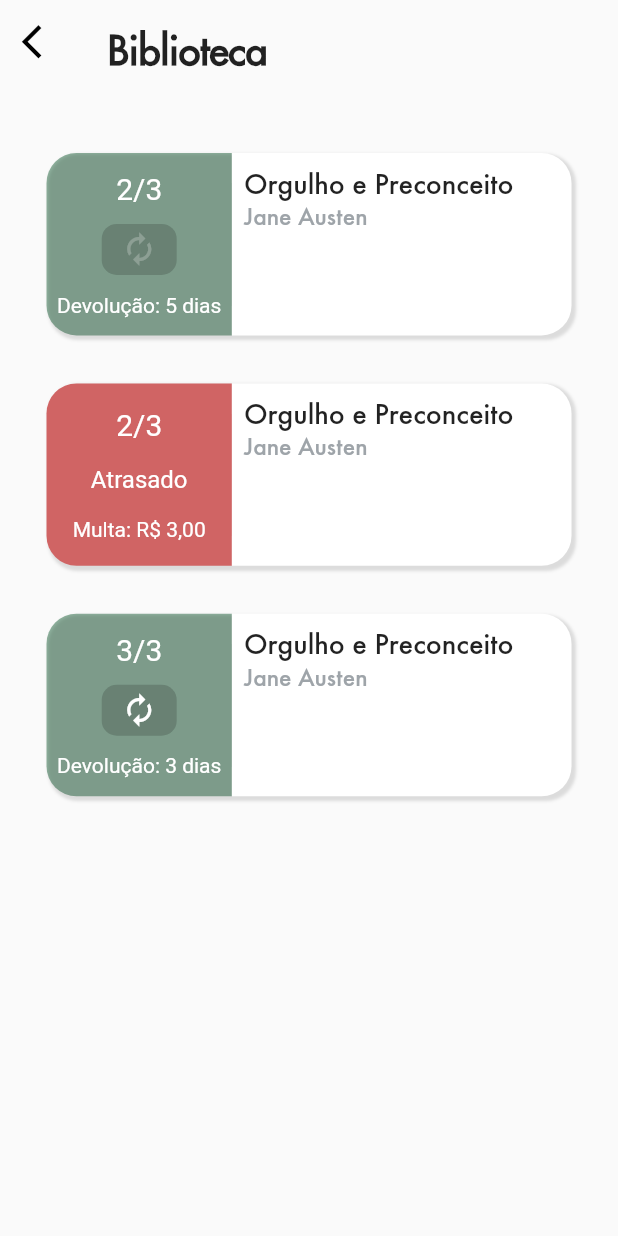
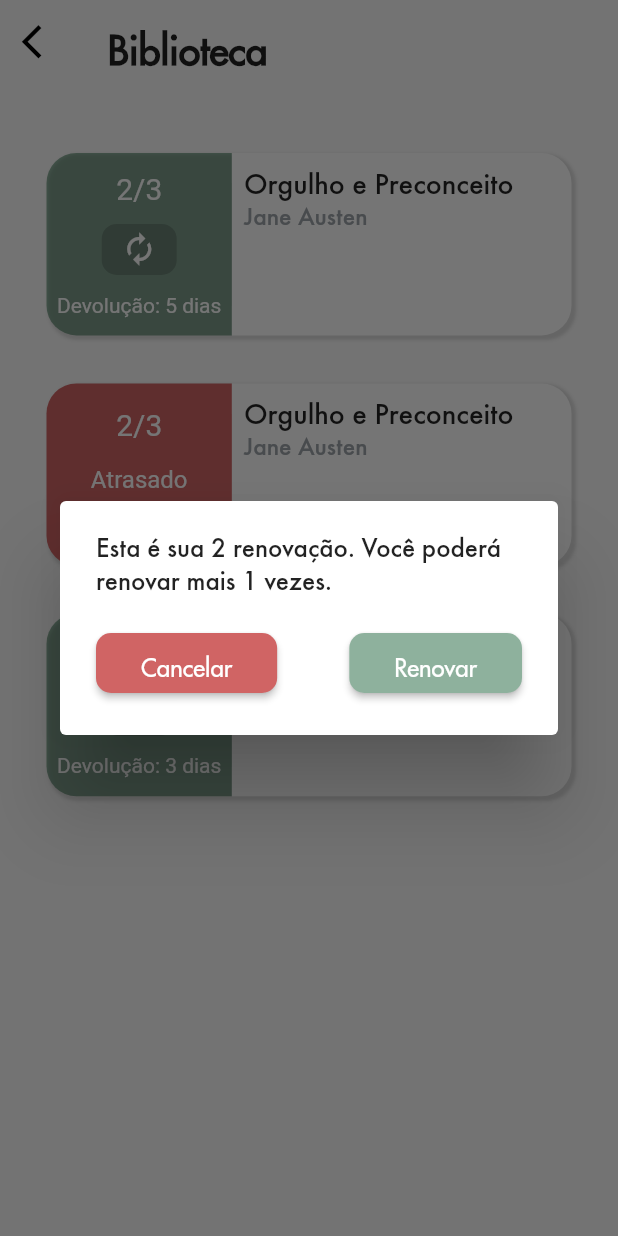
Before and after one commit to GabrielFrizzo/Cefetapp, a Flutter app: the LibraryPage screen opened by its route, after a tap on an icon or button, on a phone screen of 412 x 824 dp. Run offline on Flutter 3.47's test engine with Material 2 defaults, Android fonts, the phone set to English and light mode, and no system bars; network calls fail.

Commit message:
Create book renewal confirmation dialog

```diff
--- a/mob_flutter/cefetapp/lib/features/library/presentation/pages/library_page.dart
+++ b/mob_flutter/cefetapp/lib/features/library/presentation/pages/library_page.dart
@@ -40,8 +40,9 @@ class LibraryPage extends StatelessWidget {
             width: MediaQuery.of(context).size.width * 0.3,
             child: DefaultTextStyle(
               style: TextStyle(color: Colors.white),
-              child:
-                  book.isLate() ? _buildLateTile(book) : _buildEarlyTile(book),
+              child: book.isLate()
+                  ? _buildLateTile(book)
+                  : _buildEarlyTile(context: context, book: book),
             ),
           ),
           Expanded(
@@ -87,7 +88,7 @@ class LibraryPage extends StatelessWidget {
     );
   }
 
-  Widget _buildEarlyTile(Book book) {
+  Widget _buildEarlyTile({BuildContext context, Book book}) {
     return Ink(
       decoration: BoxDecoration(
         borderRadius: BorderRadius.horizontal(left: Radius.circular(20)),
@@ -95,7 +96,11 @@ class LibraryPage extends StatelessWidget {
       ),
       child: InkWell(
         borderRadius: BorderRadius.horizontal(left: Radius.circular(20)),
-        onTap: () {},
+        onTap: () {
+          book.canRenew()
+              ? _showRenewConfirmationDialog(context: context, book: book)
+              : showDialog(context: context);
+        },
         child: Column(
           mainAxisAlignment: MainAxisAlignment.spaceEvenly,
           children: <Widget>[
@@ -108,7 +113,7 @@ class LibraryPage extends StatelessWidget {
               ),
               child: Icon(
                 Icons.autorenew,
-                color: book.canRenew() ? Colors.white24 : Colors.white,
+                color: book.canRenew() ? Colors.white : Colors.white24,
               ),
             ),
             Text('Devolução: ${book.daysLeft} dias'),
@@ -117,4 +122,64 @@ class LibraryPage extends StatelessWidget {
       ),
     );
   }
+
+  _showRenewConfirmationDialog({BuildContext context, Book book}) {
+    showDialog(
+      context: context,
+      builder: (BuildContext context) {
+        return AlertDialog(
+          content: Column(
+            mainAxisSize: MainAxisSize.min,
+            children: <Widget>[
+              Text(
+                'Esta é sua ${book.renewals} renovação. Você poderá renovar mais ${3 - book.renewals} vezes.',
+                style: TextStyle(fontSize: 18),
+              ),
+              SizedBox(height: 20),
+              Row(
+                mainAxisAlignment: MainAxisAlignment.spaceBetween,
+                children: <Widget>[
+                  _buildDialogButton(
+                    context: context,
+                    color: Color(0xFFD06464),
+                    onTap: () {
+                      Navigator.of(context).pop();
+                    },
+                    message: 'Cancelar',
+                  ),
+                  _buildDialogButton(
+                    context: context,
+                    color: Color(0xFF8EB19D),
+                    onTap: () {
+                      Navigator.of(context).pop();
+                    },
+                    message: 'Renovar',
+                  ),
+                ],
+              ),
+            ],
+          ),
+        );
+      },
+    );
+  }
+
+  RaisedButton _buildDialogButton(
+      {BuildContext context, Color color, Function onTap, String message}) {
+    return RaisedButton(
+      padding: const EdgeInsets.symmetric(vertical: 15, horizontal: 30),
+      shape: RoundedRectangleBorder(
+        borderRadius: BorderRadius.circular(10),
+      ),
+      child: Text(
+        message,
+        style: TextStyle(
+          color: Colors.white,
+          fontSize: 16,
+        ),
+      ),
+      color: color,
+      onPressed: onTap,
+    );
+  }
 }
```
